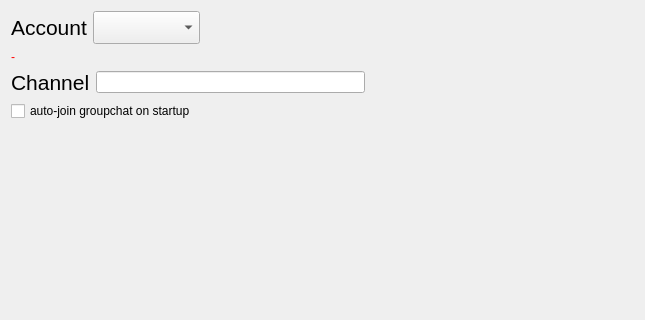
The window that src/window_joinchannel.ui (maemo-leste/conversations) describes before a commit, drawn with Qt 5; both pictures show x 0 to 645 and y 0 to 320 of the 645 by 510 pixel window.
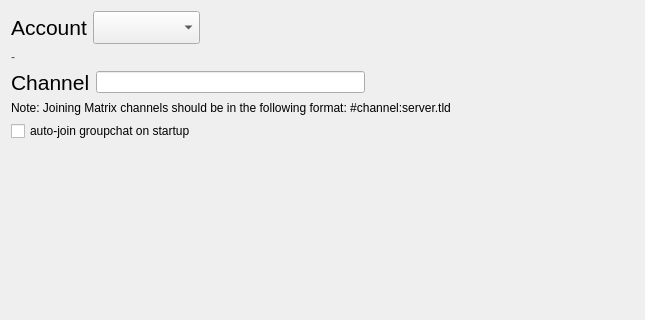
The same window after the commit. Icons and pictures are not drawn.

Commit message: lib/tp: telepathy-tank (matrix)

The edit to the form file:
```diff
--- a/src/window_joinchannel.ui
+++ b/src/window_joinchannel.ui
@@ -260,6 +260,13 @@
       </item>
      </layout>
     </item>
+    <item>
+     <widget class="QLabel" name="lbl_matrix_howto">
+      <property name="text">
+       <string>Note: Joining Matrix channels should be in the following format: #channel:server.tld</string>
+      </property>
+     </widget>
+    </item>
     <item>
      <widget class="QCheckBox" name="checkbox_autoJoin">
       <property name="text">
```
The commit also changes 5 other files.
